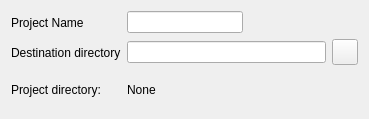
imby/STM32VLDiscovery_BeRTOS, file wizard/ui/dir_select.ui: the form before one commit.
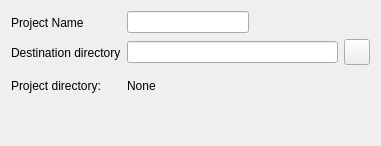
The form after the commit. Icons and pictures are not drawn.

Commit message: Add a label that warn the user if the selected directory exists

The edit to the form file:
```diff
--- a/wizard/ui/dir_select.ui
+++ b/wizard/ui/dir_select.ui
@@ -5,8 +5,8 @@
    <rect>
     <x>0</x>
     <y>0</y>
-    <width>369</width>
-    <height>119</height>
+    <width>381</width>
+    <height>146</height>
    </rect>
   </property>
   <property name="sizePolicy" >
@@ -131,6 +131,13 @@
      </item>
     </layout>
    </item>
+   <item>
+    <widget class="QLabel" name="warningLabel" >
+     <property name="text" >
+      <string/>
+     </property>
+    </widget>
+   </item>
   </layout>
  </widget>
  <resources>
```
Left out of the diff: 4 changed lines with no effect on the pictures. The commit also changes 1 other file.
